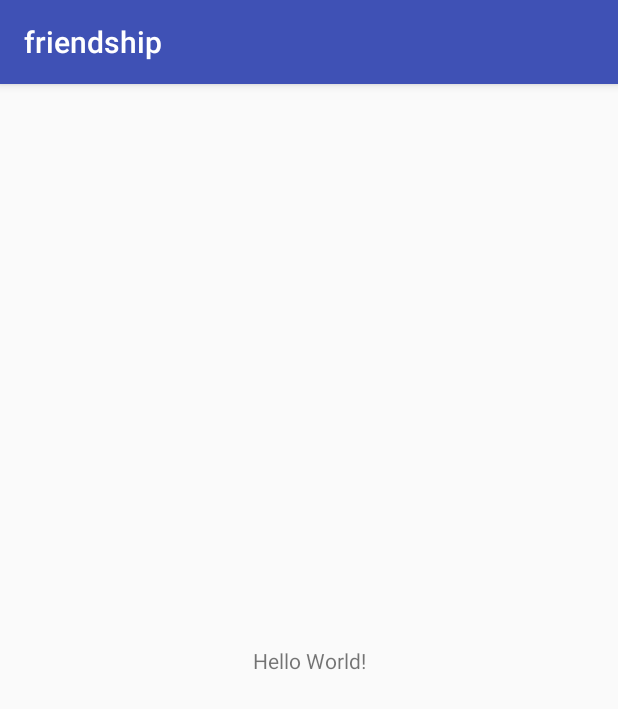
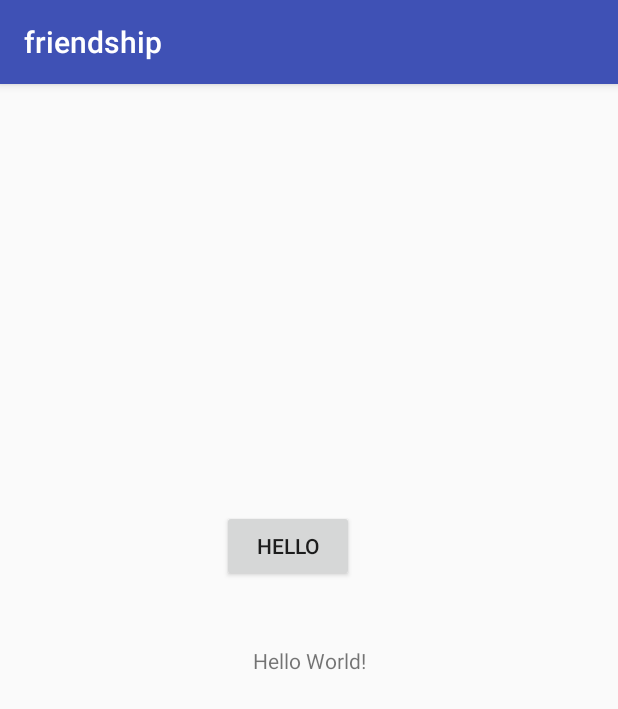
Before and after one commit to TranRed/friendship, an Android app: the screen it shows after launch (MainActivity), on a phone screen of 412 x 824 dp. Shown: the top 709 px of the screen. Run offline under Robolectric (Android 15) with nearby library versions, the phone set to English and light mode, and no system bars.

Commit message:
Added@Project

```diff
--- a/app/src/main/java/net/frangenberg/friendship/MainActivity.java
+++ b/app/src/main/java/net/frangenberg/friendship/MainActivity.java
@@ -1,7 +1,7 @@
 package net.frangenberg.friendship;
 
+import android.os.Bundle;
 import android.support.v7.app.AppCompatActivity;
-import android.os.Bundle;
 import android.view.View;
 import android.widget.Button;
 
@@ -15,6 +15,7 @@ public class MainActivity extends AppCompatActivity implements View.OnClickListe
         button.setOnClickListener(this);
     }
 
+
     @Override
     public void onClick(View view) {
 
--- a/app/src/main/res/layout/activity_main.xml
+++ b/app/src/main/res/layout/activity_main.xml
@@ -13,6 +13,23 @@
         app:layout_constraintBottom_toBottomOf="parent"
         app:layout_constraintLeft_toLeftOf="parent"
         app:layout_constraintRight_toRightOf="parent"
-        app:layout_constraintTop_toTopOf="parent" />
+        app:layout_constraintTop_toTopOf="parent"
+        tools:layout_constraintTop_creator="1"
+        tools:layout_constraintRight_creator="1"
+        tools:layout_constraintBottom_creator="1"
+        tools:layout_constraintLeft_creator="1" />
+
+    <Button
+        android:id="@+id/button"
+        android:layout_width="wrap_content"
+        android:layout_height="wrap_content"
+        android:text="Hello"
+        tools:layout_constraintTop_creator="1"
+        tools:layout_constraintLeft_creator="1"
+        app:layout_constraintLeft_toLeftOf="parent"
+        app:layout_constraintTop_toTopOf="parent"
+        android:layout_marginStart="148dp"
+        android:layout_marginLeft="148dp"
+        android:layout_marginTop="284dp" />
 
 </android.support.constraint.ConstraintLayout>
```
